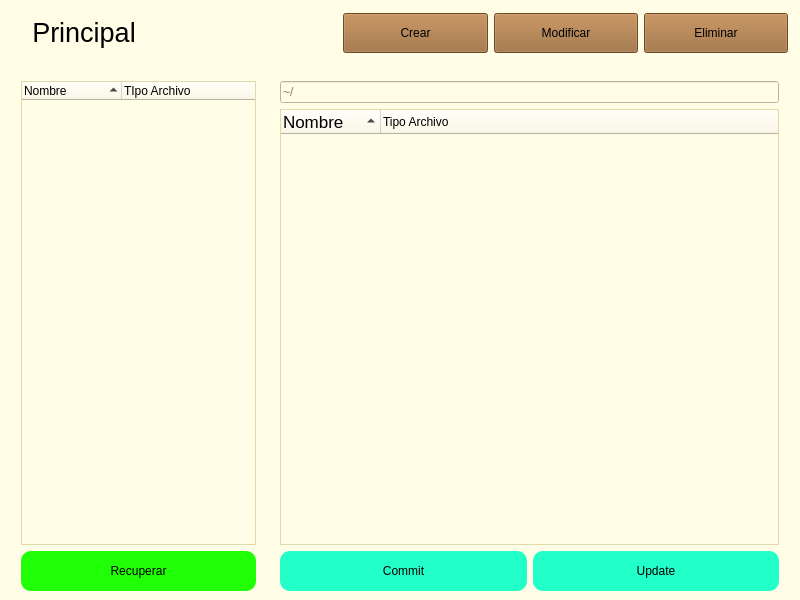
enajera123/Proyectos-So, file Proyecto 3/vista/main.ui: the form before one commit.
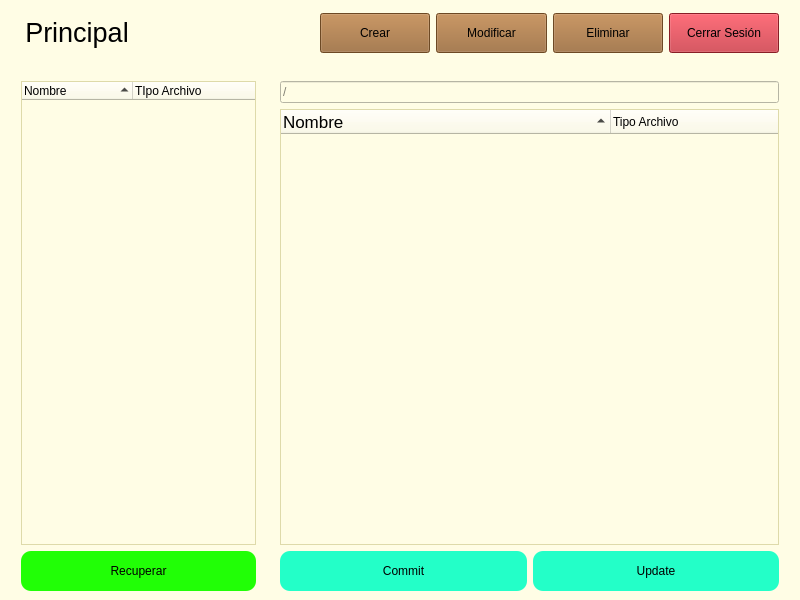
The form after the commit. Icons and pictures are not drawn.

Diff of the .ui file:
```diff
--- a/Proyecto 3/vista/main.ui
+++ b/Proyecto 3/vista/main.ui
@@ -59,18 +59,6 @@
        <enum>QFrame::Raised</enum>
       </property>
       <layout class="QHBoxLayout" name="horizontalLayout">
-       <property name="leftMargin">
-        <number>0</number>
-       </property>
-       <property name="topMargin">
-        <number>0</number>
-       </property>
-       <property name="rightMargin">
-        <number>0</number>
-       </property>
-       <property name="bottomMargin">
-        <number>0</number>
-       </property>
        <item>
         <widget class="QPushButton" name="lblTitulo">
          <property name="enabled">
@@ -584,6 +572,37 @@
          </property>
         </widget>
        </item>
+       <item>
+        <widget class="QPushButton" name="btnCerrarSesion">
+         <property name="maximumSize">
+          <size>
+           <width>16777215</width>
+           <height>40</height>
+          </size>
+         </property>
+         <property name="styleSheet">
+          <string notr="true">QPushButton{
+	background-color:rgb(191, 42, 53)
+}
+QPushButton:hover{
+	background-color:rgb(211, 42, 53)
+}</string>
+         </property>
+         <property name="text">
+          <string>Cerrar Sesión</string>
+         </property>
+         <property name="icon">
+          <iconset>
+           <normaloff>../src/img/enter-icon.png</normaloff>../src/img/enter-icon.png</iconset>
+         </property>
+         <property name="iconSize">
+          <size>
+           <width>20</width>
+           <height>20</height>
+          </size>
+         </property>
+        </widget>
+       </item>
       </layout>
      </widget>
     </item>
@@ -645,6 +664,9 @@
             <property name="animated">
              <bool>false</bool>
             </property>
+            <attribute name="headerDefaultSectionSize">
+             <number>111</number>
+            </attribute>
             <column>
              <property name="text">
               <string>Nombre</string>
@@ -721,7 +743,7 @@
              <bool>false</bool>
             </property>
             <property name="placeholderText">
-             <string>~/</string>
+             <string>/</string>
             </property>
             <property name="cursorMoveStyle">
              <enum>Qt::LogicalMoveStyle</enum>
@@ -774,6 +796,18 @@
             <property name="autoScrollMargin">
              <number>16</number>
             </property>
+            <property name="showDropIndicator" stdset="0">
+             <bool>true</bool>
+            </property>
+            <property name="autoExpandDelay">
+             <number>-1</number>
+            </property>
+            <property name="indentation">
+             <number>20</number>
+            </property>
+            <property name="rootIsDecorated">
+             <bool>true</bool>
+            </property>
             <property name="uniformRowHeights">
              <bool>false</bool>
             </property>
@@ -783,12 +817,42 @@
             <property name="animated">
              <bool>false</bool>
             </property>
+            <property name="allColumnsShowFocus">
+             <bool>false</bool>
+            </property>
+            <property name="wordWrap">
+             <bool>false</bool>
+            </property>
+            <property name="headerHidden">
+             <bool>false</bool>
+            </property>
             <property name="expandsOnDoubleClick">
              <bool>true</bool>
             </property>
+            <property name="columnCount">
+             <number>2</number>
+            </property>
+            <attribute name="headerVisible">
+             <bool>true</bool>
+            </attribute>
             <attribute name="headerCascadingSectionResizes">
              <bool>false</bool>
             </attribute>
+            <attribute name="headerDefaultSectionSize">
+             <number>330</number>
+            </attribute>
+            <attribute name="headerHighlightSections">
+             <bool>false</bool>
+            </attribute>
+            <attribute name="headerMinimumSectionSize">
+             <number>50</number>
+            </attribute>
+            <attribute name="headerShowSortIndicator" stdset="0">
+             <bool>true</bool>
+            </attribute>
+            <attribute name="headerStretchLastSection">
+             <bool>true</bool>
+            </attribute>
             <column>
              <property name="text">
               <string>Nombre</string>
```
Left out of the diff: 6 changed lines with no effect on the pictures.
